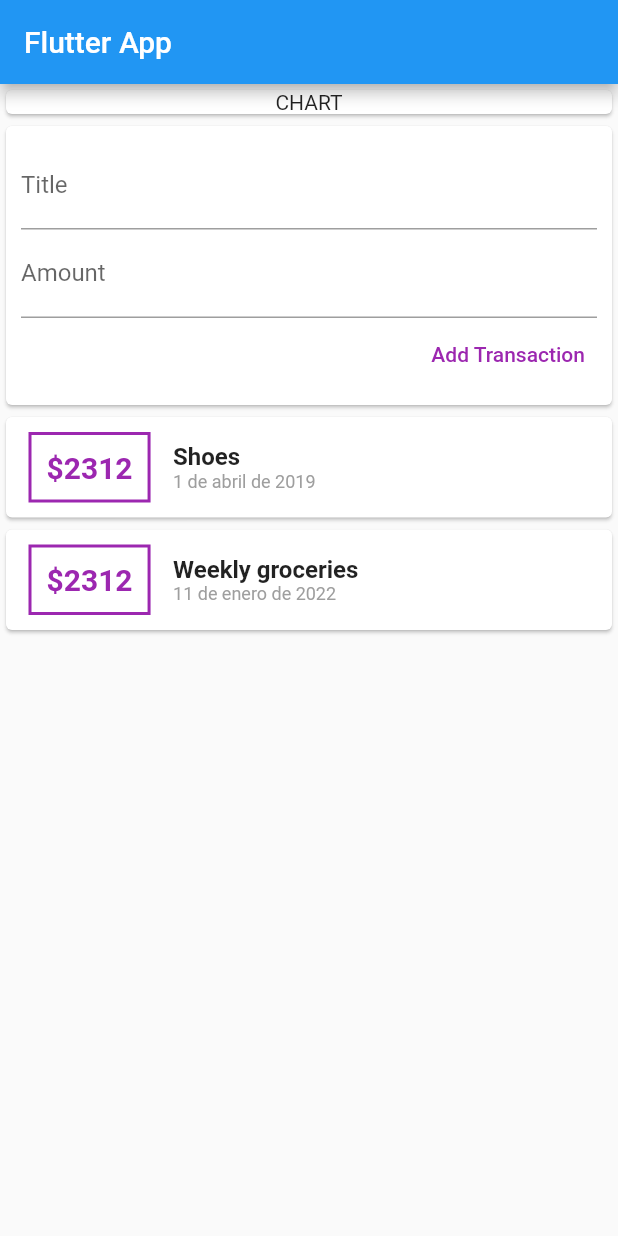
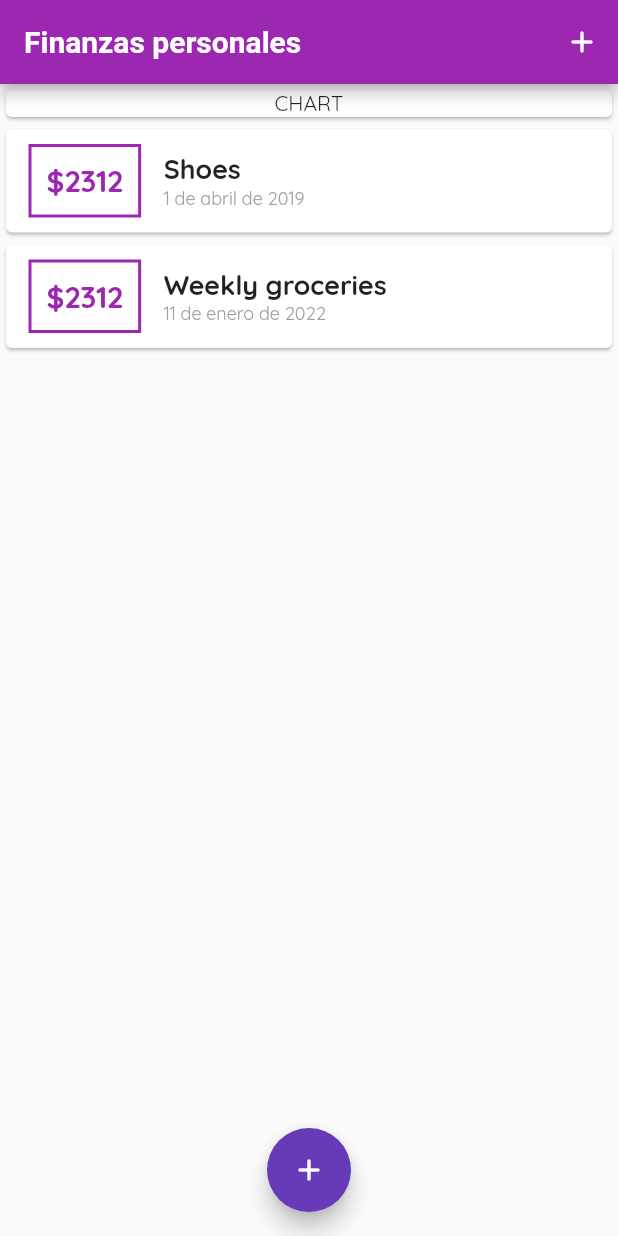
Before and after one commit to SantiagoVargasVe/expenses_app, a Flutter app: the screen it shows after launch, on a phone screen of 412 x 824 dp. Run offline on Flutter 3.47's test engine with Material 2 defaults, Android fonts, the phone set to English and light mode, and no system bars; Roboto replaces fonts that are missing (OpenSans).

Commit message:
STYLE: global style

```diff
--- a/lib/main.dart
+++ b/lib/main.dart
@@ -1,6 +1,8 @@
+import 'widgets/new_transaction.dart';
 import 'package:flutter/material.dart';
 import 'package:intl/date_symbol_data_local.dart';
-import 'widgets/user_transactions.dart';
+import 'widgets/transaction_list.dart';
+import 'models/transaction.dart';
 
 void main() {
   initializeDateFormatting('es_ES').then((_) => runApp(MyApp()));
@@ -10,29 +12,85 @@ class MyApp extends StatelessWidget {
   @override
   Widget build(BuildContext context) {
     return MaterialApp(
-      title: 'Flutter App',
-      home: MyHomePage(),
-    );
+        title: 'Flutter App',
+        home: MyHomePage(),
+        theme: ThemeData(
+          primarySwatch: Colors.purple,
+          colorScheme: ColorScheme.fromSwatch(primarySwatch: Colors.purple)
+              .copyWith(secondary: Colors.deepPurple),
+          fontFamily: 'Quicksand',
+          textTheme: const TextTheme(
+              headline6: TextStyle(
+                  fontFamily: 'Quicksand',
+                  fontWeight: FontWeight.bold,
+                  fontSize: 18)),
+          appBarTheme: const AppBarTheme(
+              titleTextStyle: TextStyle(
+            fontFamily: 'OpenSans',
+            fontSize: 20,
+            fontWeight: FontWeight.bold,
+          )),
+        ));
   }
 }
 
-class MyHomePage extends StatelessWidget {
+class MyHomePage extends StatefulWidget {
+  @override
+  State<MyHomePage> createState() => _MyHomePageState();
+}
+
+class _MyHomePageState extends State<MyHomePage> {
   // var titleInput = '';
-  // var amountInput = '';
+  final titleController = TextEditingController();
 
-  final titleController = TextEditingController();
   final amountController = TextEditingController();
+
+  final List<Transaction> _userTransactions = [
+    Transaction(
+        id: 't1', title: 'Shoes', amount: 2312, date: DateTime(2019, 4, 1)),
+    Transaction(
+        id: 't2',
+        title: 'Weekly groceries',
+        amount: 2312,
+        date: DateTime.now()),
+  ];
+
+  void _addNewTransaction(String txTitle, int txAmount) {
+    final newTx = Transaction(
+      title: txTitle,
+      amount: txAmount,
+      date: DateTime.now(),
+      id: DateTime.now().toString(),
+    );
+
+    setState(() {
+      _userTransactions.add(newTx);
+    });
+  }
+
+  void _startAddNewTransaction(BuildContext ctx) {
+    showModalBottomSheet(
+        context: ctx,
+        builder: (_) {
+          return NewTransaction(_addNewTransaction);
+        });
+  }
 
   @override
   Widget build(BuildContext context) {
     return Scaffold(
       appBar: AppBar(
-        title: const Text('Flutter App'),
+        title: const Text('Finanzas personales'),
+        actions: [
+          IconButton(
+              icon: const Icon(Icons.add_rounded),
+              onPressed: () => _startAddNewTransaction(context)),
+        ],
       ),
       body: SingleChildScrollView(
         child: Column(
-          children: const [
-            SizedBox(
+          children: [
+            const SizedBox(
               width: double.infinity,
               child: Card(
                 child: Text(
@@ -41,10 +99,14 @@ class MyHomePage extends StatelessWidget {
                 ),
               ),
             ),
-            UserTransactions(),
+            TransactionList(_userTransactions),
           ],
         ),
       ),
+      floatingActionButtonLocation: FloatingActionButtonLocation.centerFloat,
+      floatingActionButton: FloatingActionButton(
+          child: const Icon(Icons.add_rounded),
+          onPressed: () => _startAddNewTransaction(context)),
     );
   }
 }
--- a/lib/widgets/transaction_list.dart
+++ b/lib/widgets/transaction_list.dart
@@ -24,16 +24,16 @@ class TransactionList extends StatelessWidget {
                   padding: const EdgeInsets.all(10),
                   decoration: BoxDecoration(
                     border: Border.all(
-                      color: Colors.purple,
+                      color: Theme.of(context).primaryColor,
                       width: 2,
                     ),
                   ),
                   child: Text(
                     '\$${transactions[index].amount}',
-                    style: const TextStyle(
+                    style: TextStyle(
                         fontWeight: FontWeight.bold,
                         fontSize: 20,
-                        color: Colors.purple),
+                        color: Theme.of(context).primaryColor),
                   ),
                 ),
                 Column(
@@ -41,8 +41,7 @@ class TransactionList extends StatelessWidget {
                   children: [
                     Text(
                       transactions[index].title,
-                      style: const TextStyle(
-                          fontSize: 16, fontWeight: FontWeight.bold),
+                      style: Theme.of(context).textTheme.headline6,
                     ),
                     Text(
                         DateFormat.yMMMMd("es-CO")
--- a/lib/widgets/user_transactions.dart
+++ /dev/null
@@ -1,44 +0,0 @@
-import 'package:flutter/material.dart';
-import 'new_transaction.dart';
-import 'transaction_list.dart';
-import '../models/transaction.dart';
-
-class UserTransactions extends StatefulWidget {
-  const UserTransactions({Key? key}) : super(key: key);
-
-  @override
-  _UserTransactionsState createState() => _UserTransactionsState();
-}
-
-class _UserTransactionsState extends State<UserTransactions> {
-  final List<Transaction> _userTransactions = [
-    Transaction(
-        id: 't1', title: 'Shoes', amount: 2312, date: DateTime(2019, 4, 1)),
-    Transaction(
-        id: 't2',
-        title: 'Weekly groceries',
-        amount: 2312,
-        date: DateTime.now()),
-  ];
-
-  void _addNewTransaction(String txTitle, int txAmount) {
-    final newTx = Transaction(
-      title: txTitle,
-      amount: txAmount,
-      date: DateTime.now(),
-      id: DateTime.now().toString(),
-    );
-
-    setState(() {
-      _userTransactions.add(newTx);
-    });
-  }
-
-  @override
-  Widget build(BuildContext context) {
-    return Column(children: [
-      NewTransaction(_addNewTransaction),
-      TransactionList(_userTransactions)
-    ]);
-  }
-}
```
Also changed, not shown: lib/widgets/new_transaction.dart (+21 -20 lines), pubspec.yaml (+12 -3 lines), assets/fonts/OpenSans-Bold.ttf (added), assets/fonts/OpenSans-Regular.ttf (added), assets/fonts/Quicksand-Bold.ttf (added), assets/fonts/Quicksand-Light.ttf (added), assets/fonts/Quicksand-Medium.ttf (added), assets/fonts/Quicksand-Regular.ttf (added).
